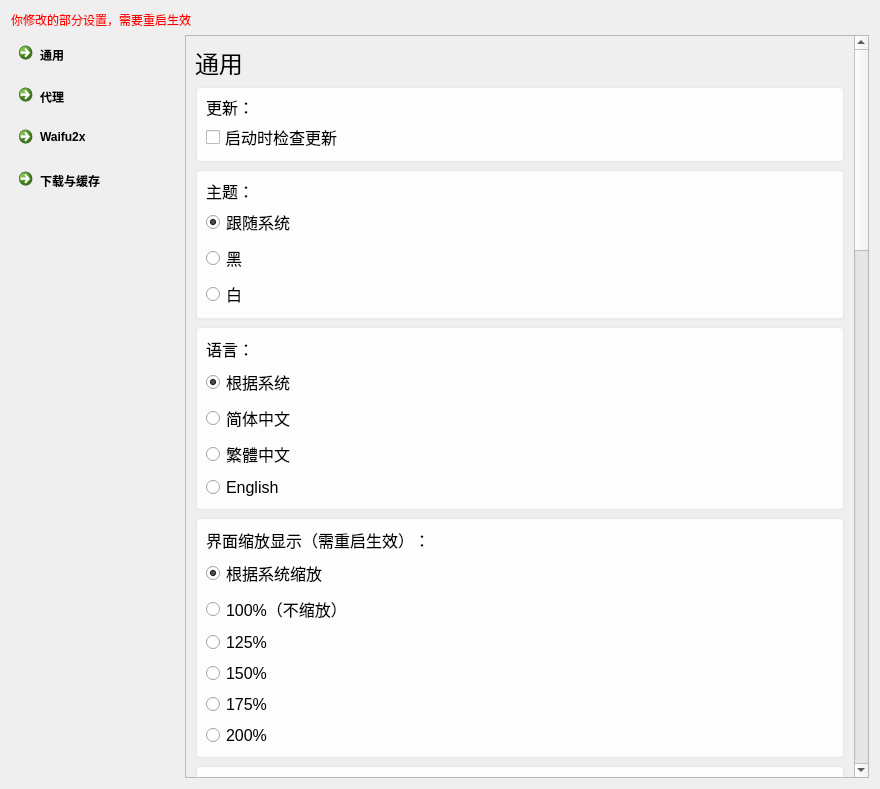
This is ui/ui_setting_new.ui in tonquer/picacg-qt as Qt 5 draws it before an edit. The edited form follows.
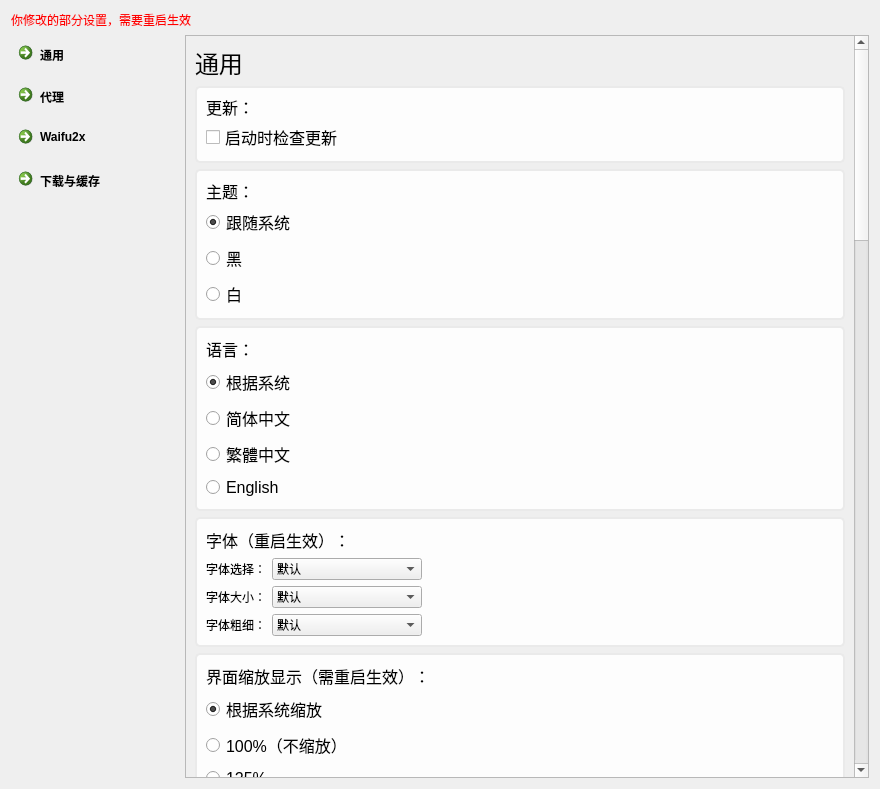
This is the edited form. Custom widgets are drawn as their Qt base class.

Patch:
```diff
--- a/ui/ui_setting_new.ui
+++ b/ui/ui_setting_new.ui
@@ -95,9 +95,9 @@
         <property name="geometry">
          <rect>
           <x>0</x>
-          <y>-877</y>
+          <y>-78</y>
           <width>661</width>
-          <height>2322</height>
+          <height>2448</height>
          </rect>
         </property>
         <property name="styleSheet">
@@ -289,6 +289,227 @@
            </layout>
           </widget>
          </item>
+         <item>
+          <widget class="QFrame" name="frame_7">
+           <property name="frameShape">
+            <enum>QFrame::StyledPanel</enum>
+           </property>
+           <property name="frameShadow">
+            <enum>QFrame::Raised</enum>
+           </property>
+           <layout class="QVBoxLayout" name="verticalLayout_18">
+            <item>
+             <widget class="QLabel" name="label_8">
+              <property name="font">
+               <font>
+                <pointsize>12</pointsize>
+               </font>
+              </property>
+              <property name="text">
+               <string>字体（重启生效）：</string>
+              </property>
+             </widget>
+            </item>
+            <item>
+             <layout class="QHBoxLayout" name="horizontalLayout_3">
+              <item>
+               <widget class="QLabel" name="label_33">
+                <property name="text">
+                 <string>字体选择：</string>
+                </property>
+               </widget>
+              </item>
+              <item>
+               <widget class="WheelComboBox" name="fontBox">
+                <property name="minimumSize">
+                 <size>
+                  <width>150</width>
+                  <height>0</height>
+                 </size>
+                </property>
+                <item>
+                 <property name="text">
+                  <string>默认</string>
+                 </property>
+                </item>
+               </widget>
+              </item>
+              <item>
+               <spacer name="horizontalSpacer_23">
+                <property name="orientation">
+                 <enum>Qt::Horizontal</enum>
+                </property>
+                <property name="sizeHint" stdset="0">
+                 <size>
+                  <width>40</width>
+                  <height>20</height>
+                 </size>
+                </property>
+               </spacer>
+              </item>
+             </layout>
+            </item>
+            <item>
+             <layout class="QHBoxLayout" name="horizontalLayout_25">
+              <item>
+               <widget class="QLabel" name="label_34">
+                <property name="text">
+                 <string>字体大小：</string>
+                </property>
+               </widget>
+              </item>
+              <item>
+               <widget class="WheelComboBox" name="fontSize">
+                <property name="minimumSize">
+                 <size>
+                  <width>150</width>
+                  <height>0</height>
+                 </size>
+                </property>
+                <item>
+                 <property name="text">
+                  <string>默认</string>
+                 </property>
+                </item>
+                <item>
+                 <property name="text">
+                  <string>9</string>
+                 </property>
+                </item>
+                <item>
+                 <property name="text">
+                  <string>12</string>
+                 </property>
+                </item>
+                <item>
+                 <property name="text">
+                  <string>14</string>
+                 </property>
+                </item>
+                <item>
+                 <property name="text">
+                  <string>16</string>
+                 </property>
+                </item>
+                <item>
+                 <property name="text">
+                  <string>18</string>
+                 </property>
+                </item>
+                <item>
+                 <property name="text">
+                  <string>20</string>
+                 </property>
+                </item>
+                <item>
+                 <property name="text">
+                  <string>22</string>
+                 </property>
+                </item>
+                <item>
+                 <property name="text">
+                  <string>24</string>
+                 </property>
+                </item>
+                <item>
+                 <property name="text">
+                  <string>26</string>
+                 </property>
+                </item>
+                <item>
+                 <property name="text">
+                  <string>28</string>
+                 </property>
+                </item>
+                <item>
+                 <property name="text">
+                  <string>30</string>
+                 </property>
+                </item>
+               </widget>
+              </item>
+              <item>
+               <spacer name="horizontalSpacer_24">
+                <property name="orientation">
+                 <enum>Qt::Horizontal</enum>
+                </property>
+                <property name="sizeHint" stdset="0">
+                 <size>
+                  <width>40</width>
+                  <height>20</height>
+                 </size>
+                </property>
+               </spacer>
+              </item>
+             </layout>
+            </item>
+            <item>
+             <layout class="QHBoxLayout" name="horizontalLayout_26">
+              <item>
+               <widget class="QLabel" name="label_35">
+                <property name="text">
+                 <string>字体粗细：</string>
+                </property>
+               </widget>
+              </item>
+              <item>
+               <widget class="WheelComboBox" name="fontStyle">
+                <property name="minimumSize">
+                 <size>
+                  <width>150</width>
+                  <height>0</height>
+                 </size>
+                </property>
+                <item>
+                 <property name="text">
+                  <string>默认</string>
+                 </property>
+                </item>
+                <item>
+                 <property name="text">
+                  <string>高亮</string>
+                 </property>
+                </item>
+                <item>
+                 <property name="text">
+                  <string>正常</string>
+                 </property>
+                </item>
+                <item>
+                 <property name="text">
+                  <string>半粗体</string>
+                 </property>
+                </item>
+                <item>
+                 <property name="text">
+                  <string>粗体</string>
+                 </property>
+                </item>
+                <item>
+                 <property name="text">
+                  <string>黑体</string>
+                 </property>
+                </item>
+               </widget>
+              </item>
+              <item>
+               <spacer name="horizontalSpacer_25">
+                <property name="orientation">
+                 <enum>Qt::Horizontal</enum>
+                </property>
+                <property name="sizeHint" stdset="0">
+                 <size>
+                  <width>40</width>
+                  <height>20</height>
+                 </size>
+                </property>
+               </spacer>
+              </item>
+             </layout>
+            </item>
+           </layout>
+          </widget>
+         </item>
          <item>
           <widget class="QFrame" name="frame_13">
            <property name="font">
```
Left out of the diff: 4 changed lines with no effect on the pictures.
